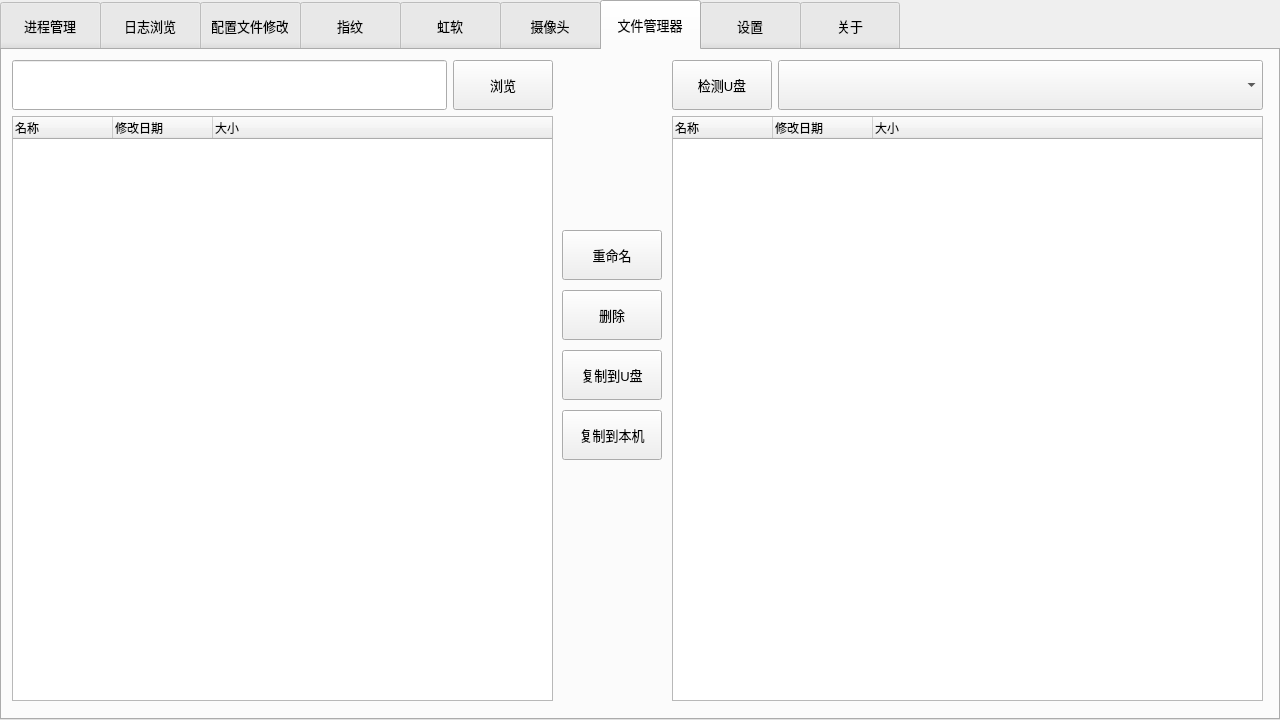
The window that midtool.ui (Nehcknarf/MidTool) describes before a commit, drawn with Qt 5.
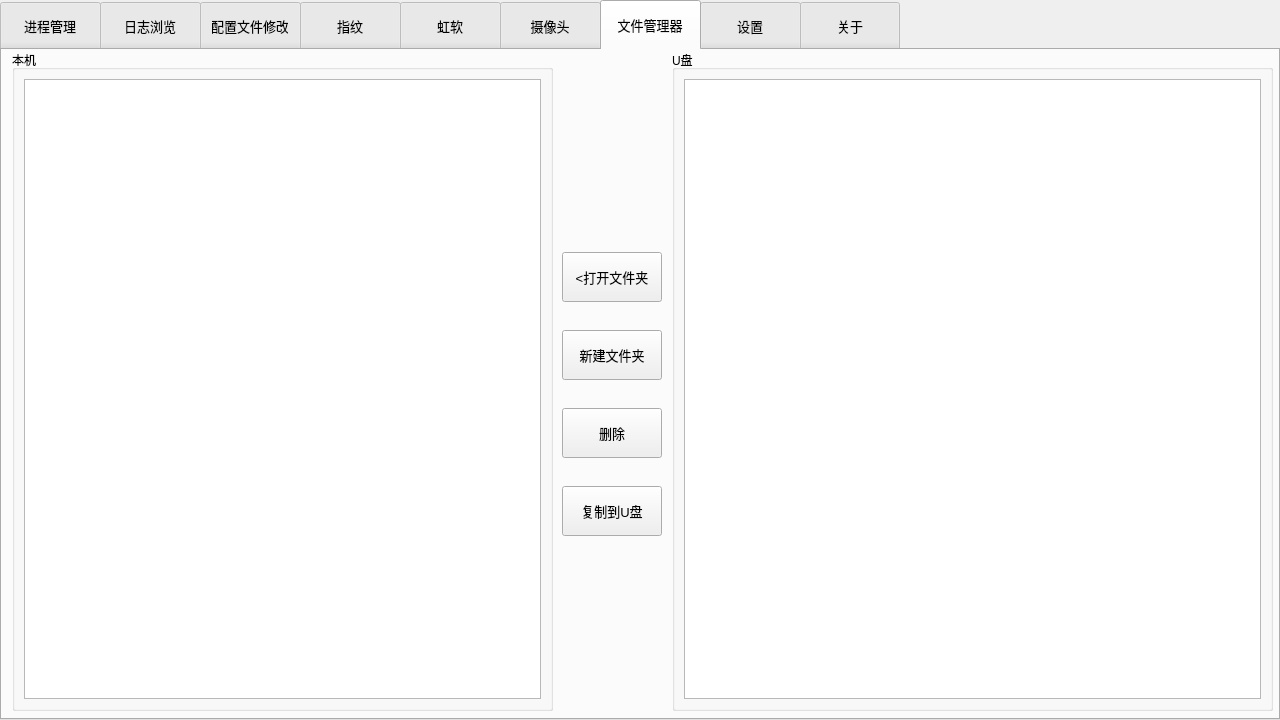
The same window after the commit. The open tabs and pages were chosen to show the change. Icons and pictures are not drawn.

```diff
--- a/midtool.ui
+++ b/midtool.ui
@@ -1209,18 +1209,72 @@
    <attribute name="title">
     <string>文件管理器</string>
    </attribute>
-   <widget class="QPushButton" name="pushButton_capture_2">
+   <widget class="QGroupBox" name="groupBox_4">
+    <property name="geometry">
+     <rect>
+      <x>10</x>
+      <y>0</y>
+      <width>541</width>
+      <height>661</height>
+     </rect>
+    </property>
+    <property name="title">
+     <string>本机</string>
+    </property>
+    <layout class="QVBoxLayout" name="verticalLayout_12">
+     <item>
+      <widget class="QTreeView" name="treeView">
+       <property name="styleSheet">
+        <string notr="true">QTreeView::item {
+        height: 30px;
+        }</string>
+       </property>
+      </widget>
+     </item>
+    </layout>
+   </widget>
+   <widget class="QGroupBox" name="groupBox_7">
+    <property name="geometry">
+     <rect>
+      <x>670</x>
+      <y>0</y>
+      <width>601</width>
+      <height>661</height>
+     </rect>
+    </property>
+    <property name="title">
+     <string>U盘</string>
+    </property>
+    <layout class="QVBoxLayout" name="verticalLayout_11">
+     <item>
+      <widget class="QTreeView" name="treeView_driver">
     <property name="enabled">
      <bool>true</bool>
     </property>
+       <property name="styleSheet">
+        <string notr="true">QTreeView::item {
+        height: 30px;
+        }</string>
+       </property>
+      </widget>
+     </item>
+    </layout>
+   </widget>
+   <widget class="QWidget" name="layoutWidget">
     <property name="geometry">
      <rect>
       <x>560</x>
       <y>180</y>
-      <width>100</width>
-      <height>50</height>
+      <width>102</width>
+      <height>332</height>
      </rect>
     </property>
+    <layout class="QVBoxLayout" name="verticalLayout_13">
+     <item>
+      <widget class="QPushButton" name="pushButton_open">
+       <property name="enabled">
+        <bool>true</bool>
+       </property>
     <property name="minimumSize">
      <size>
       <width>100</width>
@@ -1239,20 +1293,41 @@
      </font>
     </property>
     <property name="text">
-     <string>重命名</string>
-    </property>
-   </widget>
-   <widget class="QPushButton" name="pushButton_capture_3">
+        <string>&lt;打开文件夹</string>
+       </property>
+      </widget>
+     </item>
+     <item>
+      <widget class="QPushButton" name="pushButton_mkdir">
     <property name="enabled">
      <bool>true</bool>
     </property>
-    <property name="geometry">
-     <rect>
-      <x>560</x>
-      <y>240</y>
+       <property name="minimumSize">
+        <size>
       <width>100</width>
       <height>50</height>
-     </rect>
+        </size>
+       </property>
+       <property name="maximumSize">
+        <size>
+         <width>100</width>
+         <height>16777215</height>
+        </size>
+       </property>
+       <property name="font">
+        <font>
+         <pointsize>10</pointsize>
+        </font>
+       </property>
+       <property name="text">
+        <string>新建文件夹</string>
+       </property>
+      </widget>
+     </item>
+     <item>
+      <widget class="QPushButton" name="pushButton_remove">
+       <property name="enabled">
+        <bool>true</bool>
     </property>
     <property name="minimumSize">
      <size>
@@ -1275,18 +1350,12 @@
      <string>删除</string>
     </property>
    </widget>
-   <widget class="QPushButton" name="pushButton_capture_4">
+     </item>
+     <item>
+      <widget class="QPushButton" name="pushButton_copy">
     <property name="enabled">
      <bool>true</bool>
     </property>
-    <property name="geometry">
-     <rect>
-      <x>560</x>
-      <y>300</y>
-      <width>100</width>
-      <height>50</height>
-     </rect>
-    </property>
     <property name="minimumSize">
      <size>
       <width>100</width>
@@ -1307,180 +1376,6 @@
     <property name="text">
      <string>复制到U盘</string>
     </property>
-   </widget>
-   <widget class="QPushButton" name="pushButton_capture_7">
-    <property name="enabled">
-     <bool>true</bool>
-    </property>
-    <property name="geometry">
-     <rect>
-      <x>560</x>
-      <y>360</y>
-      <width>100</width>
-      <height>50</height>
-     </rect>
-    </property>
-    <property name="minimumSize">
-     <size>
-      <width>100</width>
-      <height>50</height>
-     </size>
-    </property>
-    <property name="maximumSize">
-     <size>
-      <width>100</width>
-      <height>16777215</height>
-     </size>
-    </property>
-    <property name="font">
-     <font>
-      <pointsize>10</pointsize>
-     </font>
-    </property>
-    <property name="text">
-     <string>复制到本机</string>
-    </property>
-   </widget>
-   <widget class="QWidget" name="">
-    <property name="geometry">
-     <rect>
-      <x>670</x>
-      <y>10</y>
-      <width>591</width>
-      <height>641</height>
-     </rect>
-    </property>
-    <layout class="QVBoxLayout" name="verticalLayout_11">
-     <item>
-      <layout class="QHBoxLayout" name="horizontalLayout_18">
-       <item>
-        <widget class="QPushButton" name="pushButton_capture_5">
-         <property name="enabled">
-          <bool>true</bool>
-         </property>
-         <property name="minimumSize">
-          <size>
-           <width>100</width>
-           <height>50</height>
-          </size>
-         </property>
-         <property name="maximumSize">
-          <size>
-           <width>100</width>
-           <height>16777215</height>
-          </size>
-         </property>
-         <property name="font">
-          <font>
-           <pointsize>10</pointsize>
-          </font>
-         </property>
-         <property name="text">
-          <string>检测U盘</string>
-         </property>
-        </widget>
-       </item>
-       <item>
-        <widget class="QComboBox" name="comboBox_2">
-         <property name="minimumSize">
-          <size>
-           <width>0</width>
-           <height>50</height>
-          </size>
-         </property>
-        </widget>
-       </item>
-      </layout>
-     </item>
-     <item>
-      <widget class="QTreeWidget" name="treeWidget_2">
-       <column>
-        <property name="text">
-         <string>名称</string>
-        </property>
-       </column>
-       <column>
-        <property name="text">
-         <string>修改日期</string>
-        </property>
-       </column>
-       <column>
-        <property name="text">
-         <string>大小</string>
-        </property>
-       </column>
-      </widget>
-     </item>
-    </layout>
-   </widget>
-   <widget class="QWidget" name="">
-    <property name="geometry">
-     <rect>
-      <x>10</x>
-      <y>10</y>
-      <width>541</width>
-      <height>641</height>
-     </rect>
-    </property>
-    <layout class="QVBoxLayout" name="verticalLayout_12">
-     <item>
-      <layout class="QHBoxLayout" name="horizontalLayout_19">
-       <item>
-        <widget class="QLineEdit" name="lineEdit_5">
-         <property name="minimumSize">
-          <size>
-           <width>0</width>
-           <height>50</height>
-          </size>
-         </property>
-        </widget>
-       </item>
-       <item>
-        <widget class="QPushButton" name="pushButton_capture_6">
-         <property name="enabled">
-          <bool>true</bool>
-         </property>
-         <property name="minimumSize">
-          <size>
-           <width>100</width>
-           <height>50</height>
-          </size>
-         </property>
-         <property name="maximumSize">
-          <size>
-           <width>100</width>
-           <height>16777215</height>
-          </size>
-         </property>
-         <property name="font">
-          <font>
-           <pointsize>10</pointsize>
-          </font>
-         </property>
-         <property name="text">
-          <string>浏览</string>
-         </property>
-        </widget>
-       </item>
-      </layout>
-     </item>
-     <item>
-      <widget class="QTreeWidget" name="treeWidget">
-       <column>
-        <property name="text">
-         <string>名称</string>
-        </property>
-       </column>
-       <column>
-        <property name="text">
-         <string>修改日期</string>
-        </property>
-       </column>
-       <column>
-        <property name="text">
-         <string>大小</string>
-        </property>
-       </column>
       </widget>
      </item>
     </layout>
```
Left out of the diff: 2 changed lines with no effect on the pictures. Lines whose indentation alone changed are shown as unchanged.
